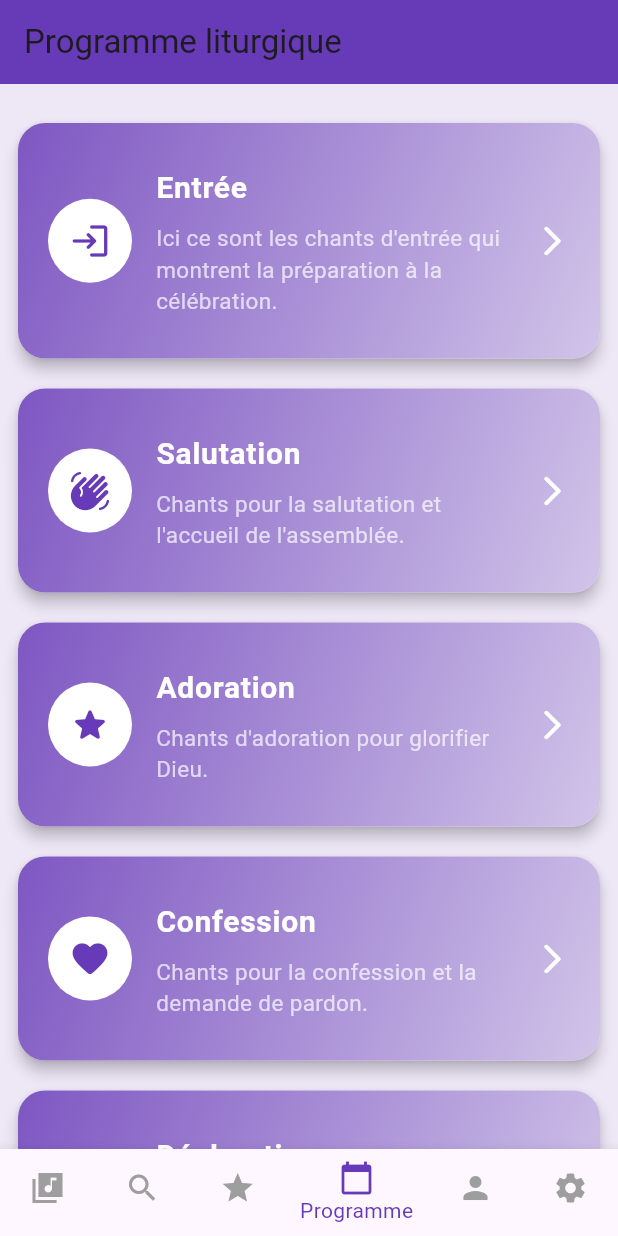
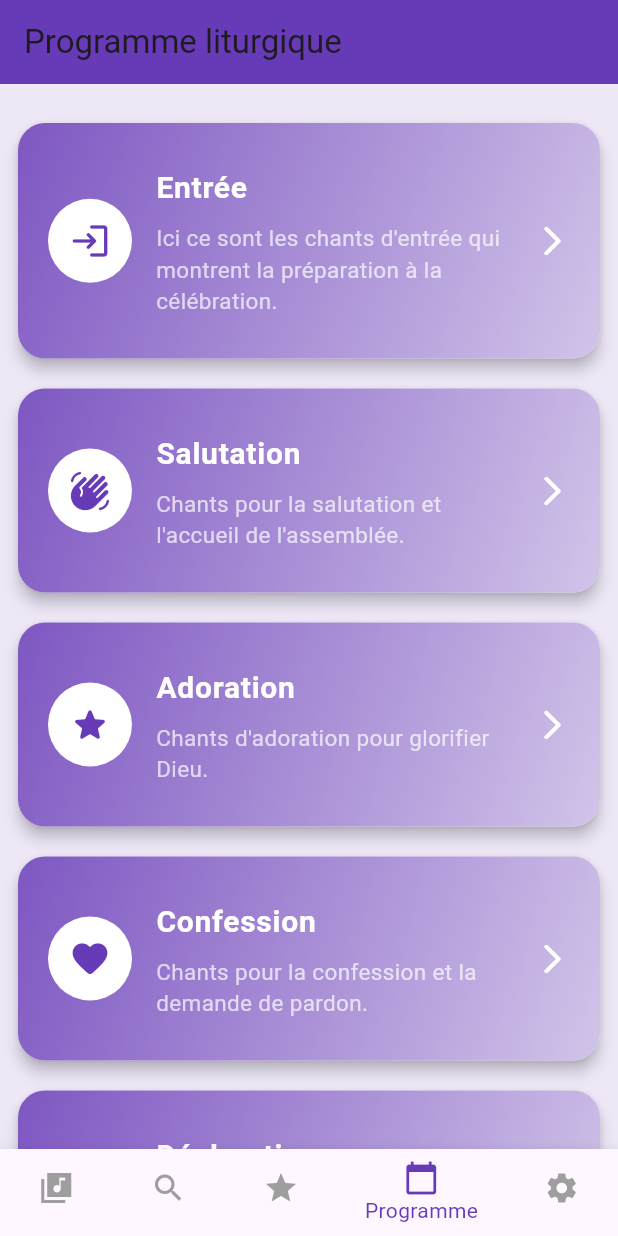
Before and after one commit to Antoinesha/Cantique-Liturgique, a Flutter app: the screen it shows once a user with an empty profile is signed in, item 4 of the bottom bar chosen, on a phone screen of 412 x 824 dp. Run offline on Flutter 3.47's test engine with Material 3 defaults, Android fonts, the phone set to English and light mode, and no system bars; our stand-ins replace cloud_firestore, firebase_auth, firebase_core, flutter_animate, image_picker, smooth_page_indicator; accounts and stored records are empty; Roboto replaces fonts that are missing (Montserrat).

Commit message:
Mise à jour de la navigation et des écrans : remplacement de l'écran de connexion par l'écran de présentation, ajout de l'écran d'onboarding, et amélioration de la gestion des favoris.

```diff
--- a/lib/screens/Auth/auth_gate.dart
+++ b/lib/screens/Auth/auth_gate.dart
@@ -1,3 +1,4 @@
+import 'package:cantique_liturgique/screens/Presentation/presentation_screen.dart';
 import 'package:cantique_liturgique/screens/Presentation/splash_screen.dart';
 import 'package:flutter/material.dart';
 import 'package:firebase_auth/firebase_auth.dart';
@@ -24,7 +25,7 @@ class AuthGate extends StatelessWidget {
         }
 
         // Sinon, vers écran de connexion (ou onboarding si tu préfères)
-        return const SplashScreen();
+        return const PresentationScreen();
       },
     );
   }
--- a/lib/screens/Chants/chants_screen.dart
+++ b/lib/screens/Chants/chants_screen.dart
@@ -28,6 +28,7 @@ class ChantsScreen extends StatelessWidget {
   Widget build(BuildContext context) {
     return Scaffold(
       appBar: AppBar(
+        automaticallyImplyLeading: false,
         title: const Text(
           "Chants liturgiques (hors-ligne activé)",
           style: TextStyle(fontSize: 18, fontWeight: FontWeight.bold),
--- a/lib/screens/Presentation/presentation_screen.dart
+++ b/lib/screens/Presentation/presentation_screen.dart
@@ -1,4 +1,5 @@
 import 'package:cantique_liturgique/screens/Auth/welcome_screen.dart';
+import 'package:cantique_liturgique/screens/Presentation/onboarding_screen.dart';
 import 'package:flutter/material.dart';
 
 class PresentationScreen extends StatelessWidget {
@@ -45,7 +46,7 @@ class PresentationScreen extends StatelessWidget {
                       () => Navigator.push(
                         context,
                         MaterialPageRoute(
-                          builder: (_) => const WelcomeScreen(),
+                          builder: (_) => const OnboardingScreen(),
                         ),
                       ),
                   style: ElevatedButton.styleFrom(
--- a/lib/screens/Presentation/splash_screen.dart
+++ b/lib/screens/Presentation/splash_screen.dart
@@ -1,3 +1,4 @@
+import 'package:cantique_liturgique/screens/Presentation/onboarding_screen.dart';
 import 'package:flutter/material.dart';
 import 'package:flutter_animate/flutter_animate.dart';
 
@@ -13,7 +14,10 @@ class _SplashScreenState extends State<SplashScreen> {
   void initState() {
     super.initState();
     Future.delayed(const Duration(seconds: 4), () {
-      Navigator.pushReplacementNamed(context, '/onboarding'); // prochain écran
+      Navigator.push(
+        context,
+        MaterialPageRoute(builder: (_) => OnboardingScreen()),
+      ); // prochain écran
     });
   }
 
--- a/lib/screens/home_screen.dart
+++ b/lib/screens/home_screen.dart
@@ -1,6 +1,5 @@
 import 'package:cantique_liturgique/screens/Chants/chants_screen.dart';
 import 'package:cantique_liturgique/screens/Chants/favoris_screen.dart';
-import 'package:cantique_liturgique/screens/Profiles/profil_screen.dart';
 import 'package:cantique_liturgique/screens/Chants/programme_liturgique_screen.dart';
 import 'package:cantique_liturgique/screens/Search/recherche_screen.dart';
 import 'package:cantique_liturgique/screens/Profiles/settings.dart'; // Ajout import
@@ -17,17 +16,11 @@ class _HomeScreenState extends State<HomeScreen> {
   int _currentIndex = 0;
 
   final List<Widget> _pages = [
-    //Center(child: Text("🏠 Accueil")),
     const ChantsScreen(),
     const RechercheScreen(),
-
-    //Center(child: Text("🔍 Recherche de chants")),
-    //Center(child: Text("⭐ Favoris")),
     const FavorisScreen(),
     const ProgrammeLiturgiqueScreen(),
-    //Center(child: Text("👤 Profil utilisateur")),
-    const ProfilScreen(),
-    const SettingsScreen(), // Ajout de l'écran paramètres
+    const SettingsScreen(), // L'écran paramètres reste
   ];
 
   @override
@@ -52,9 +45,9 @@ class _HomeScreenState extends State<HomeScreen> {
             icon: Icon(Icons.calendar_today),
             label: 'Programme',
           ),
-          BottomNavigationBarItem(icon: Icon(Icons.person), label: 'Profil'),
+          // Suppression de l'icône Profil
           BottomNavigationBarItem(
-            icon: Icon(Icons.settings), // Nouvelle icône paramètres
+            icon: Icon(Icons.settings),
             label: 'Paramètres',
           ),
         ],
```
Also changed, not shown: lib/screens/Chants/chant_detail_screen.dart (+19 -9 lines), lib/screens/login_screen.dart (added), lib/screens/onboarding_screen.dart (added), lib/screens/presentation_screen.dart (added), lib/screens/welcome_screen.dart (added).
